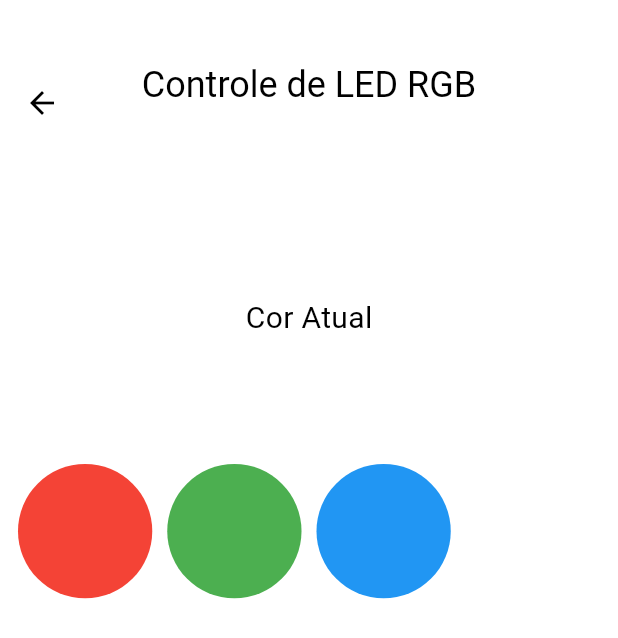
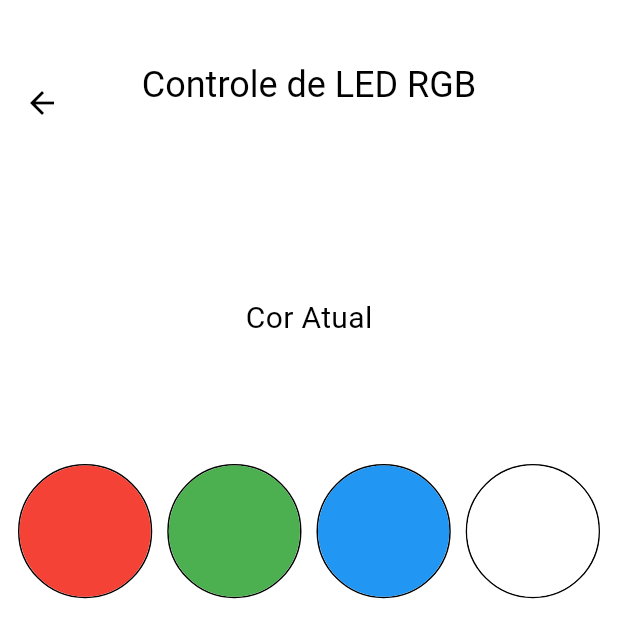
Before and after one commit to im-fernanda/home-sense, a Flutter app: the LedRGBScreen screen opened directly with empty values, on a phone screen of 412 x 824 dp. Shown: the top 638 px of the screen. Run offline on Flutter 3.47's test engine with Material 3 defaults, Android fonts, the phone set to English and light mode, and no system bars; our stand-ins replace firebase_auth, firebase_core, firebase_database, geolocator; accounts and stored records are empty.

Commit message:
fix led rgb

```diff
--- a/lib/ui/pages/led_rbg_screen.dart
+++ b/lib/ui/pages/led_rbg_screen.dart
@@ -16,11 +16,11 @@ class _LedRGBScreenState extends State<LedRGBScreen> {
   Color selectedColor = Colors.white;
 
   // Lista de cores com apenas vermelho, verde, azul e branco
-  final List<Color> colors = [
-    Colors.red,
-    Colors.green,
-    Colors.blue,
-    Colors.white,
+  final List<Map<String, dynamic>> colors = [
+    {'name': 'Vermelho', 'color': Colors.red},
+    {'name': 'Verde', 'color': Colors.green},
+    {'name': 'Azul', 'color': Colors.blue},
+    {'name': 'Branco', 'color': Colors.white},
   ];
 
   @override
@@ -87,14 +87,23 @@ class _LedRGBScreenState extends State<LedRGBScreen> {
                     _db
                         .child(
                             "comodos/${widget.thisScreen}/atuadores/lampada-rgb/cor")
-                        .set(colors[index].toString());
+                        .set(colors[index]['name']);
                     setState(() {
-                      selectedColor = colors[index];
+                      selectedColor = colors[index]['color'];
                     });
                   },
-                  child: CircleAvatar(
-                    radius: 30,
-                    backgroundColor: colors[index],
+                  child: Container(
+                    decoration: BoxDecoration(
+                      shape: BoxShape.circle, // Garante que a borda seja circular
+                      border: Border.all(
+                        color: Colors.black, // Cor da borda
+                        width: 1.0, // Largura da borda
+                      ),
+                    ),
+                    child: CircleAvatar(
+                      radius: 30,
+                      backgroundColor: colors[index]['color'],
+                    ),
                   ),
                 );
               },
--- a/lib/ui/pages/rooms/quarto_screen.dart
+++ b/lib/ui/pages/rooms/quarto_screen.dart
@@ -90,6 +90,7 @@ class _QuartoScreenState extends State<QuartoScreen> {
                     context: context,
                     switchValue: lampadaEnabled,
                     onSwitchChanged: (value) {
+                      _db.child("comodos/quarto/atuadores/lampada-rgb/on").set(value);
                       setState(() {
                         lampadaEnabled = value;
                       });
@@ -117,7 +118,7 @@ class _QuartoScreenState extends State<QuartoScreen> {
                     context: context,
                     switchValue: inicial,
                     onSwitchChanged: (value) {
-                       _db.child("comodos/quarto/atuadores/ar-condicionado/on").set(value);
+                      _db.child("comodos/quarto/atuadores/ar-condicionado/on").set(value);
                       setState(() {
                         inicial = value;
                       });
```
